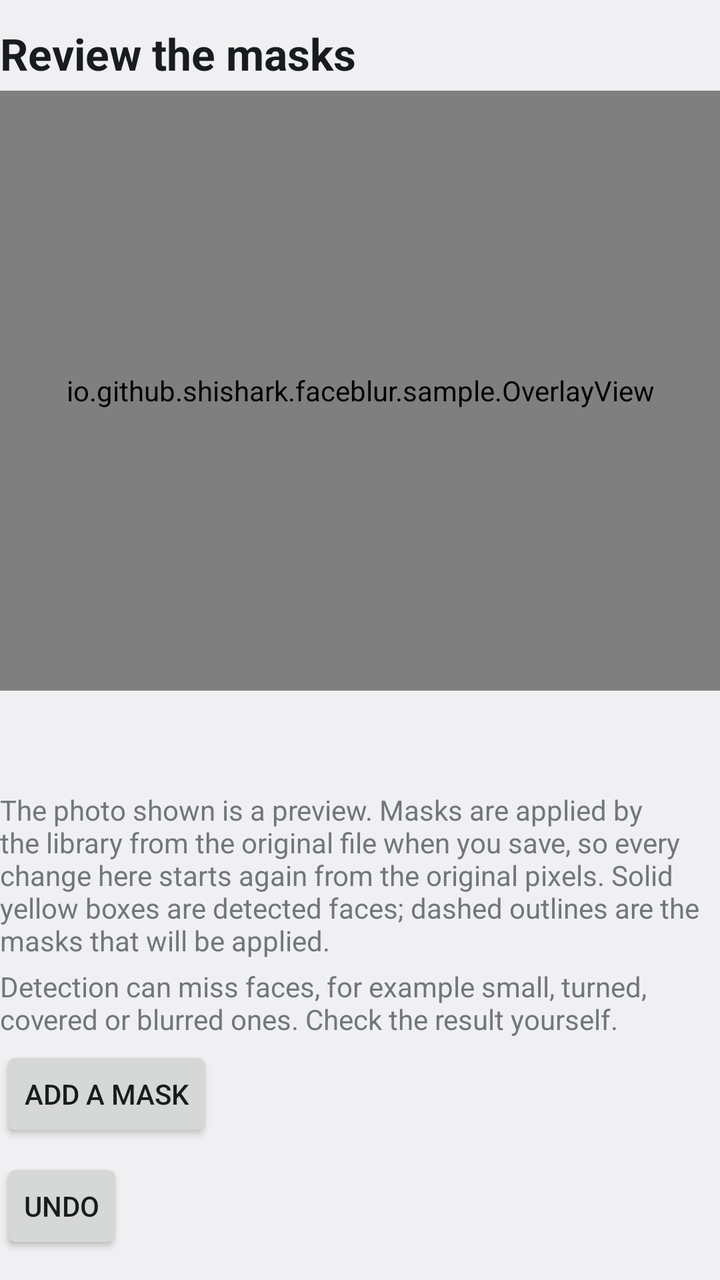
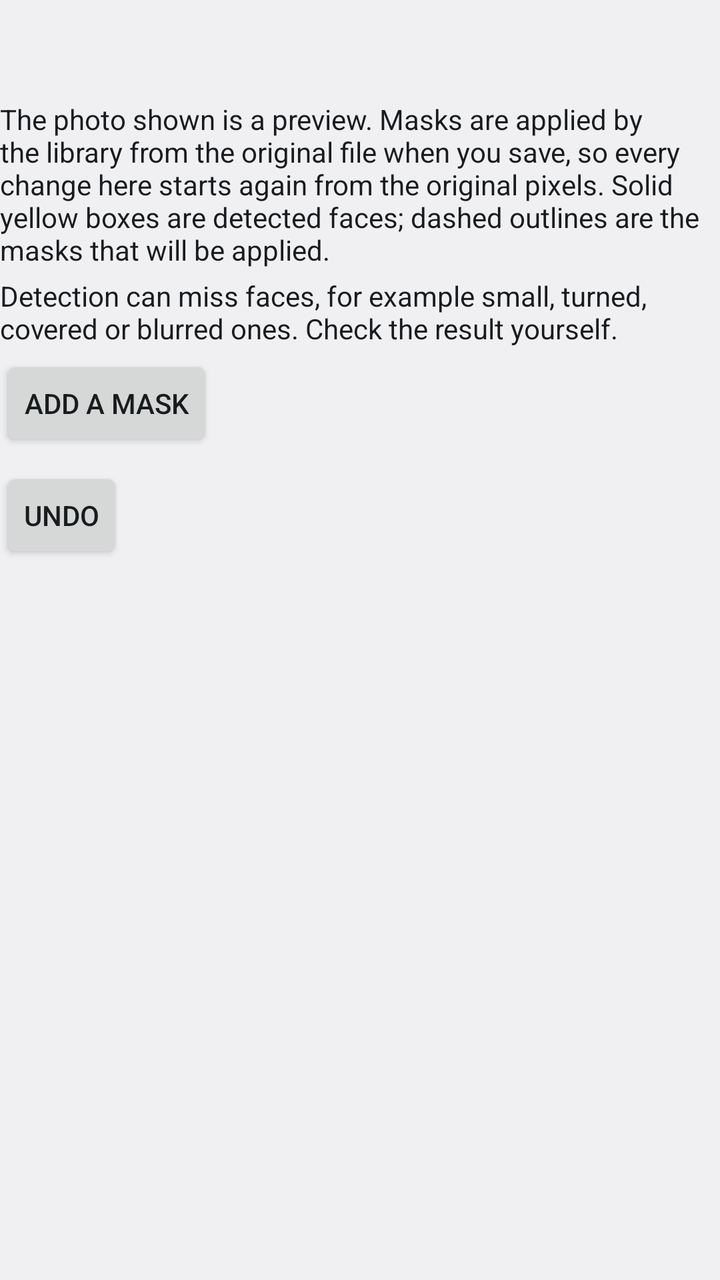

Two renders of the same Android screen: before a commit and after it. Below are the layout's source before the change and the commit's diff.
<!-- AndroidManifest.xml: application theme Theme.FaceBlurDemo -->
<!-- res/layout/review_header.xml -->
<?xml version="1.0" encoding="utf-8"?>
<LinearLayout xmlns:android="http://schemas.android.com/apk/res/android"
    android:layout_width="match_parent"
    android:layout_height="wrap_content"
    android:orientation="vertical">

    <TextView
        style="@style/Heading"
        android:layout_width="match_parent"
        android:layout_height="wrap_content"
        android:accessibilityHeading="true"
        android:text="@string/review_heading" />

    <FrameLayout
        android:layout_width="match_parent"
        android:layout_height="300dp">

        <ImageView
            android:id="@+id/preview"
            android:contentDescription="@string/preview_placeholder"
            android:layout_width="match_parent"
            android:layout_height="match_parent"
            android:scaleType="fitCenter" />

        <io.github.shishark.faceblur.sample.OverlayView
            android:id="@+id/overlay"
            android:layout_width="match_parent"
            android:layout_height="match_parent"
            android:importantForAccessibility="no" />
    </FrameLayout>

    <TextView
        android:id="@+id/counts"
        android:layout_width="match_parent"
        android:layout_height="wrap_content"
        android:paddingTop="8dp"
        android:textStyle="bold" />

    <TextView
        android:id="@+id/scores"
        android:layout_width="match_parent"
        android:layout_height="wrap_content" />

    <TextView
        android:layout_width="match_parent"
        android:layout_height="wrap_content"
        android:paddingTop="4dp"
        android:text="@string/review_note" />

    <TextView
        android:layout_width="match_parent"
        android:layout_height="wrap_content"
        android:paddingTop="4dp"
        android:text="@string/limits_copy" />

    <TextView
        android:id="@+id/no_masks"
        android:layout_width="match_parent"
        android:layout_height="wrap_content"
        android:paddingTop="4dp"
        android:text="@string/no_masks"
        android:visibility="gone" />

    <LinearLayout
        android:id="@+id/review_actions"
        android:layout_width="match_parent"
        android:layout_height="wrap_content"
        android:orientation="vertical">

        <Button
            android:id="@+id/add_mask"
            style="@style/Action"
            android:layout_width="wrap_content"
            android:layout_height="wrap_content"
            android:text="@string/add_mask" />

        <Button
            android:id="@+id/undo"
            style="@style/Action"
            android:layout_width="wrap_content"
            android:layout_height="wrap_content"
            android:text="@string/undo" />

    </LinearLayout>

    <LinearLayout
        android:id="@+id/placing"
        android:layout_width="match_parent"
        android:layout_height="wrap_content"
        android:orientation="vertical"
        android:visibility="gone">

        <TextView
            style="@style/Heading"
            android:layout_width="match_parent"
            android:layout_height="wrap_content"
            android:accessibilityHeading="true"
            android:text="@string/placing_heading" />

        <GridLayout
            android:layout_width="match_parent"
            android:layout_height="wrap_content"
            android:columnCount="2">

            <Button
                android:id="@+id/move_left"
                style="@style/Action"
                android:layout_width="0dp"
                android:layout_height="wrap_content"
                android:layout_columnWeight="1"
                android:text="@string/move_left" />

            <Button
                android:id="@+id/move_right"
                style="@style/Action"
                android:layout_width="0dp"
                android:layout_height="wrap_content"
                android:layout_columnWeight="1"
                android:text="@string/move_right" />

            <Button
                android:id="@+id/move_up"
                style="@style/Action"
                android:layout_width="0dp"
                android:layout_height="wrap_content"
                android:layout_columnWeight="1"
                android:text="@string/move_up" />

            <Button
                android:id="@+id/move_down"
                style="@style/Action"
                android:layout_width="0dp"
                android:layout_height="wrap_content"
                android:layout_columnWeight="1"
                android:text="@string/move_down" />

            <Button
                android:id="@+id/smaller"
                style="@style/Action"
                android:layout_width="0dp"
                android:layout_height="wrap_content"
                android:layout_columnWeight="1"
                android:text="@string/smaller" />

            <Button
                android:id="@+id/larger"
                style="@style/Action"
                android:layout_width="0dp"
                android:layout_height="wrap_content"
                android:layout_columnWeight="1"
                android:text="@string/larger" />
        </GridLayout>

        <Button
            android:id="@+id/place_mask"
            style="@style/Action"
            android:layout_width="wrap_content"
            android:layout_height="wrap_content"
            android:text="@string/place_mask" />

        <Button
            android:id="@+id/cancel_placing"
            style="@style/Action"
            android:layout_width="wrap_content"
            android:layout_height="wrap_content"
            android:text="@string/cancel_placing" />
    </LinearLayout>
</LinearLayout>
<!-- resources referenced by this layout -->
<resources>
  <string name="add_mask">Add a mask</string>
  <string name="cancel_placing">Cancel</string>
  <string name="larger">Larger</string>
  <string name="limits_copy">Detection can miss faces, for example small, turned, covered or blurred ones. Check the result yourself.</string>
  <string name="move_down">Move down</string>
  <string name="move_left">Move left</string>
  <string name="move_right">Move right</string>
  <string name="move_up">Move up</string>
  <string name="no_masks">There are no masks. If you save now, the photo is saved without any mask.</string>
  <string name="place_mask">Place mask</string>
  <string name="placing_heading">New mask</string>
  <string name="preview_placeholder">Photo preview</string>
  <string name="review_heading">Review the masks</string>
  <string name="review_note">The photo shown is a preview. Masks are applied by the library from the original file when you save, so every change here starts again from the original pixels. Solid yellow boxes are detected faces; dashed outlines are the masks that will be applied.</string>
  <string name="smaller">Smaller</string>
  <string name="undo">Undo</string>
  <style name="Action" parent="android:Widget.DeviceDefault.Button">
          <item name="android:minHeight">48dp</item>
          <item name="android:minWidth">48dp</item>
          <item name="android:layout_marginTop">4dp</item>
          <item name="android:layout_marginBottom">4dp</item>
      </style>
  <style name="Heading" parent="android:TextAppearance.DeviceDefault.Large">
          <item name="android:textStyle">bold</item>
          <item name="android:paddingTop">12dp</item>
          <item name="android:paddingBottom">4dp</item>
      </style>
  <style name="Theme.FaceBlurDemo" parent="android:Theme.DeviceDefault.DayNight">
          <item name="android:windowActionBar">false</item>
          <item name="android:windowNoTitle">true</item>
      </style>
</resources>

<!-- the commit's change to res/layout/review_header.xml (unified diff, before → after) -->
@@ -3,31 +3,6 @@
     android:layout_width="match_parent"
     android:layout_height="wrap_content"
     android:orientation="vertical">
-
-    <TextView
-        style="@style/Heading"
-        android:layout_width="match_parent"
-        android:layout_height="wrap_content"
-        android:accessibilityHeading="true"
-        android:text="@string/review_heading" />
-
-    <FrameLayout
-        android:layout_width="match_parent"
-        android:layout_height="300dp">
-
-        <ImageView
-            android:id="@+id/preview"
-            android:contentDescription="@string/preview_placeholder"
-            android:layout_width="match_parent"
-            android:layout_height="match_parent"
-            android:scaleType="fitCenter" />
-
-        <io.github.shishark.faceblur.sample.OverlayView
-            android:id="@+id/overlay"
-            android:layout_width="match_parent"
-            android:layout_height="match_parent"
-            android:importantForAccessibility="no" />
-    </FrameLayout>
 
     <TextView
         android:id="@+id/counts"
@@ -91,6 +66,7 @@
         android:visibility="gone">
 
         <TextView
+            android:id="@+id/placing_heading"
             style="@style/Heading"
             android:layout_width="match_parent"
             android:layout_height="wrap_content"
<!-- resource entries referenced after the edit -->
@@ -11,8 +11,6 @@
   <string name="no_masks">There are no masks. If you save now, the photo is saved without any mask.</string>
   <string name="place_mask">Place mask</string>
   <string name="placing_heading">New mask</string>
-  <string name="preview_placeholder">Photo preview</string>
-  <string name="review_heading">Review the masks</string>
   <string name="review_note">The photo shown is a preview. Masks are applied by the library from the original file when you save, so every change here starts again from the original pixels. Solid yellow boxes are detected faces; dashed outlines are the masks that will be applied.</string>
   <string name="smaller">Smaller</string>
   <string name="undo">Undo</string>
@@ -30,6 +28,14 @@
   <style name="Theme.FaceBlurDemo" parent="android:Theme.DeviceDefault.DayNight">
           <item name="android:windowActionBar">false</item>
           <item name="android:windowNoTitle">true</item>
+          
+          <item name="android:windowLightStatusBar">true</item>
+          <item name="android:windowLightNavigationBar">true</item>
+          
+          <item name="android:textViewStyle">@style/Body</item>
+      </style>
+  <style name="Body" parent="android:Widget.DeviceDefault.TextView">
+          <item name="android:textColor">?android:attr/textColorPrimary</item>
       </style>
 </resources>
 
